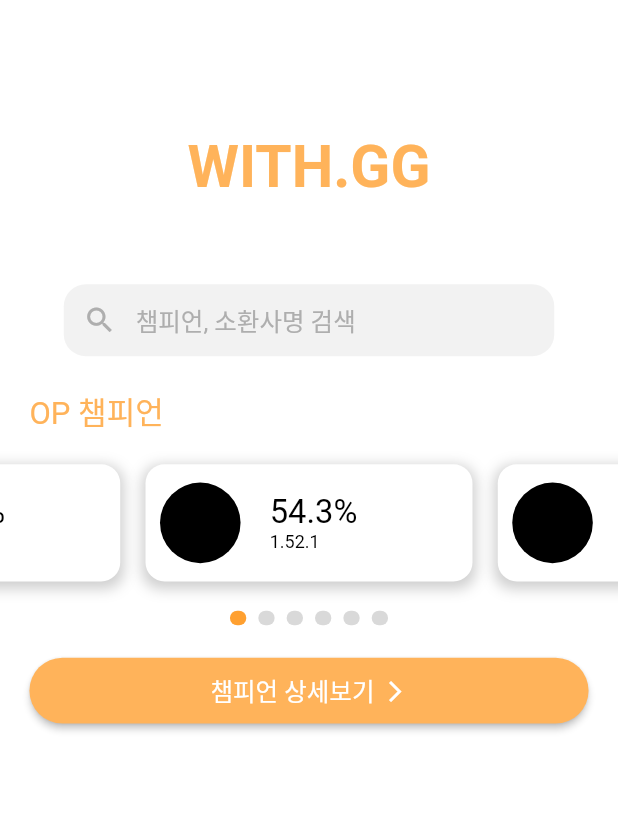
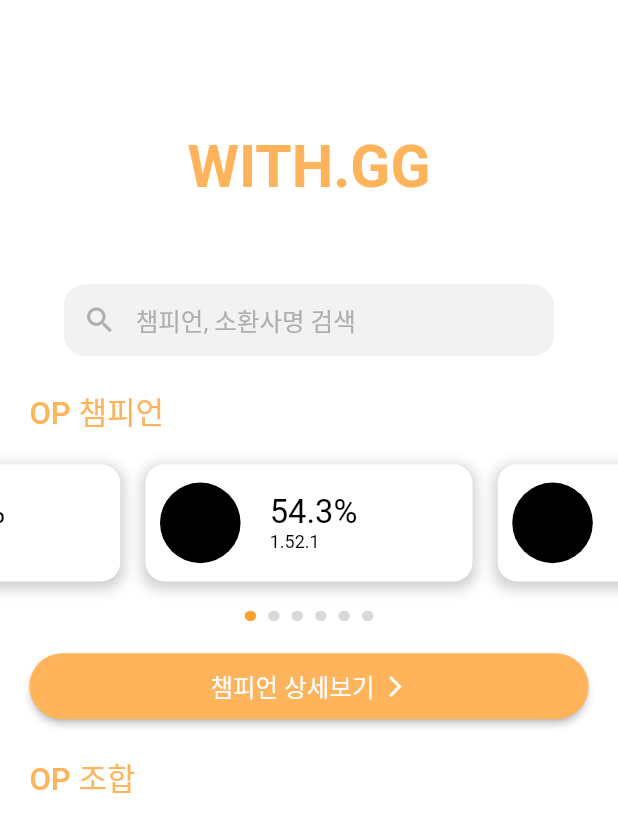
Before and after one commit to Lovingcats/PLZ_SET_WARD-APP, a Flutter app: the screen it shows after launch, on a phone screen of 412 x 824 dp. Shown: the top 832 px of the screen. Run offline on Flutter 3.47's test engine with Material 2 defaults, Android fonts, the phone set to English and light mode, and no system bars; drawn by our look-alikes of carousel_slider, smooth_page_indicator; our stand-ins replace flutter_screenutil, flutter_spinkit.

Commit message:
[ADD] OP조합 text

```diff
--- a/lib/main.dart
+++ b/lib/main.dart
@@ -382,17 +382,16 @@ class _MyPageState extends State<MyPage> {
                   ),
                 ),
               ),
-              SizedBox(
-                height: 22.h,
-              ),
               Padding(
-                padding: EdgeInsets.only(left: 18.w),
+                padding: EdgeInsets.only(left: 18.w, top: 22.h),
                 child: Row(
                   children: [
                     Text(
                       "OP 챔피언",
                       style: TextStyle(
-                          fontSize: 19.sp, color: const Color(0xffFFB35A)),
+                          fontSize: 19.sp,
+                          color: const Color(0xffFFB35A),
+                          fontWeight: FontWeight.w500),
                     )
                   ],
                 ),
@@ -416,16 +415,14 @@ class _MyPageState extends State<MyPage> {
                 activeIndex: i,
                 count: carouselList.length,
                 effect: WormEffect(
-                    dotHeight: 10.h,
-                    dotWidth: 10.w,
+                    dotHeight: 7.h,
+                    dotWidth: 7.w,
                     dotColor: const Color(0xffD9D9D9),
                     activeDotColor: const Color(0xffFFA030)),
               ),
-              SizedBox(
-                height: 20.h,
-              ),
               Padding(
-                padding: EdgeInsets.only(left: 18.w, right: 18.w),
+                padding: EdgeInsets.only(
+                    left: 18.w, right: 18.w, bottom: 22.h, top: 20.h),
                 child: ElevatedButton(
                     style: ElevatedButton.styleFrom(
                       minimumSize: Size(double.infinity, 45.h),
@@ -454,7 +451,22 @@ class _MyPageState extends State<MyPage> {
                         )
                       ],
                     )),
-              )
+              ),
+              Padding(
+                padding: EdgeInsets.only(left: 18.w, bottom: 22.h),
+                child: Row(
+                  children: [
+                    Text(
+                      "OP 조합",
+                      style: TextStyle(
+                          fontSize: 19.sp,
+                          color: const Color(0xffFFB35A),
+                          fontWeight: FontWeight.w500),
+                    )
+                  ],
+                ),
+              ),
+
             ],
           ),
         ),
```
